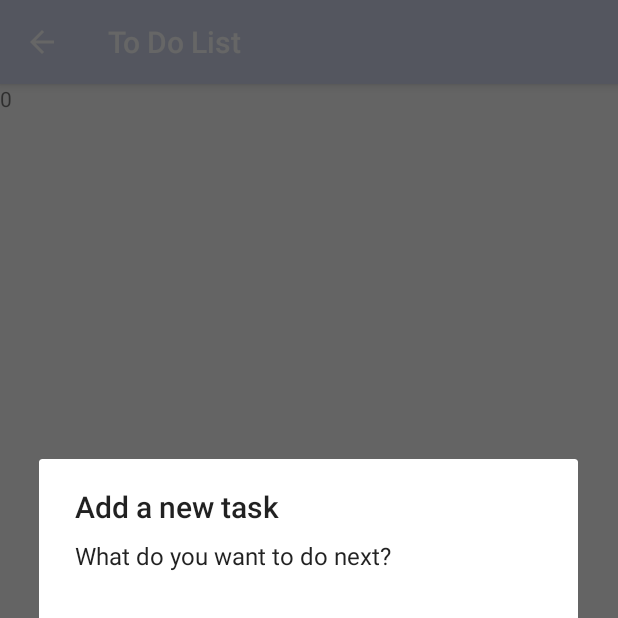
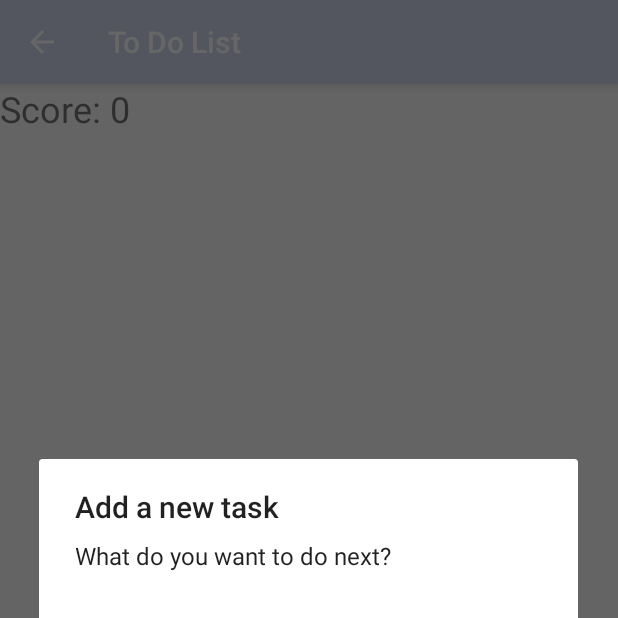
Before and after one commit to ronniehung/petcbt, an Android app: the ToDoListActivity screen opened directly, with no data from a screen before it, after a tap on an icon or button, on a phone screen of 412 x 824 dp, the top half of it. Run offline under Robolectric (Android 15) with nearby library versions, the phone set to English and light mode, and no system bars.

Commit message:
Removable todo items, persistent scoreboard

```diff
--- a/app/src/main/java/com/example/android/petcbt/ToDoListActivity.java
+++ b/app/src/main/java/com/example/android/petcbt/ToDoListActivity.java
@@ -23,9 +23,10 @@ import java.util.Arrays;
 public class ToDoListActivity extends AppCompatActivity {
 
     private ArrayList<String> todos;
-    private CheckBoxAdapter adapter;
-    private int points;
-    private TextView scoreboard;
+    //private CheckBoxAdapter adapter;
+    private ArrayAdapter adapter;
+    private int score;
+    public TextView scoreboard;
     private final static int TODO_POINT_VALUE = 100;
 
     SharedPreferences mPrefs;
@@ -35,6 +36,8 @@ public class ToDoListActivity extends AppCompatActivity {
         String todosToString = todos.toString();
         // convert todos to string
         mEditor.putString("tag", todosToString).commit();
+        mEditor.putString("score", Integer.valueOf(score).toString()).commit();
+
         super.onDestroy();
     }
 
@@ -54,13 +57,21 @@ public class ToDoListActivity extends AppCompatActivity {
             todos = new ArrayList<>();
         }
 
+        // retrieve saved store
+        String mScore = mPrefs.getString("score", "0");
+        score = Integer.parseInt(mScore);
+
+
+
+
         super.onCreate(savedInstanceState);
         setContentView(R.layout.activity_to_do_list);
         Toolbar toolbar = (Toolbar) findViewById(R.id.toolbar);
         setSupportActionBar(toolbar);
 
 
-        adapter = new CheckBoxAdapter(this, todos);
+        //adapter = new CheckBoxAdapter(this, todos);
+        adapter = new ArrayAdapter<>(this, R.layout.todo_list_item, todos);
 
         FloatingActionButton fab = (FloatingActionButton) findViewById(R.id.fab);
         fab.setOnClickListener(new View.OnClickListener() {
@@ -90,8 +101,7 @@ public class ToDoListActivity extends AppCompatActivity {
         todoListView.setDivider(null);
         todoListView.setDividerHeight(0);
         todoListView.setAdapter(adapter);
-        todoListView.setItemsCanFocus(false);
-
+//        todoListView.setItemsCanFocus(false);
 
 
         todoListView.setOnItemClickListener(new AdapterView.OnItemClickListener() {
@@ -100,11 +110,13 @@ public class ToDoListActivity extends AppCompatActivity {
 
                 todos.remove(i);
                 adapter.notifyDataSetChanged();
-                points += TODO_POINT_VALUE;
+                score += TODO_POINT_VALUE;
                 updateScoreboard();
 
             }
         });
+
+
 
 //        CheckBox checkedItem = (CheckBox) findViewById(R.id.toDoItem);
 //        checkedItem.setOnClickListener(new AdapterView.OnClickListener() {
@@ -127,12 +139,13 @@ public class ToDoListActivity extends AppCompatActivity {
 //            }
 //        });
 
-        points = 0;
+
         scoreboard = (TextView) findViewById(R.id.scoreboard);
         updateScoreboard();
+
     }
 
     void updateScoreboard() {
-        scoreboard.setText(Integer.valueOf(points).toString());
+        scoreboard.setText("Score: " + Integer.valueOf(score).toString());
     }
 }
--- a/app/src/main/res/layout/activity_to_do_list.xml
+++ b/app/src/main/res/layout/activity_to_do_list.xml
@@ -18,6 +18,9 @@
             android:background="?attr/colorPrimary"
             app:popupTheme="@style/AppTheme.PopupOverlay" />
 
+
+
+
     </android.support.design.widget.AppBarLayout>
 
     <include layout="@layout/content_to_do_list" />
--- a/app/src/main/res/layout/content_to_do_list.xml
+++ b/app/src/main/res/layout/content_to_do_list.xml
@@ -1,5 +1,6 @@
 <?xml version="1.0" encoding="utf-8"?>
-<android.support.constraint.ConstraintLayout xmlns:android="http://schemas.android.com/apk/res/android"
+<android.support.constraint.ConstraintLayout
+    xmlns:android="http://schemas.android.com/apk/res/android"
     xmlns:app="http://schemas.android.com/apk/res-auto"
     xmlns:tools="http://schemas.android.com/tools"
     android:layout_width="match_parent"
@@ -8,11 +9,17 @@
     tools:context="com.example.android.petcbt.ToDoListActivity"
     tools:showIn="@layout/activity_to_do_list">
 
+    <LinearLayout
+        android:layout_width="match_parent"
+        android:layout_height="match_parent"
+        android:orientation="vertical">
+
         <TextView
             android:layout_width="wrap_content"
             android:layout_height="wrap_content"
-        android:text=""
-        android:id="@+id/scoreboard"/>
+            android:text="hello"
+            android:textSize="24sp"
+            android:id="@+id/scoreboard" />
 
         <ListView
             android:layout_width="match_parent"
@@ -22,4 +29,7 @@
 
         </ListView>
 
+    </LinearLayout>
+
+
 </android.support.constraint.ConstraintLayout>
```
Also changed, not shown: app/src/main/assets/keys.json (+12 -14 lines). Lines whose indentation alone changed are shown as unchanged.
